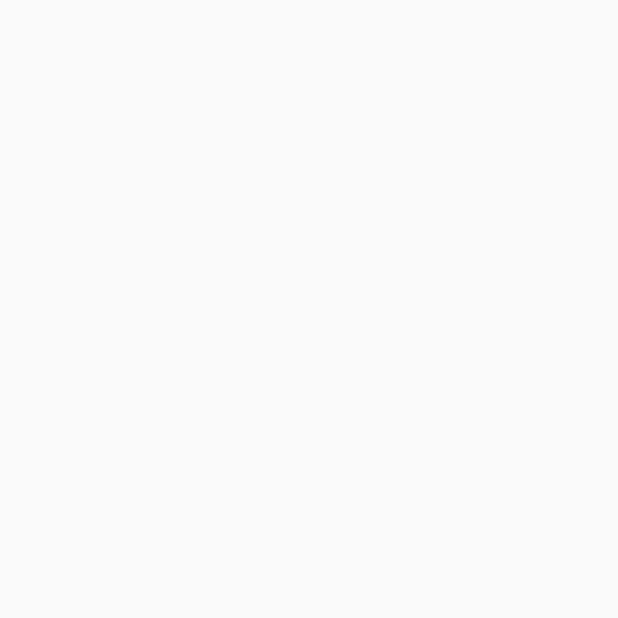
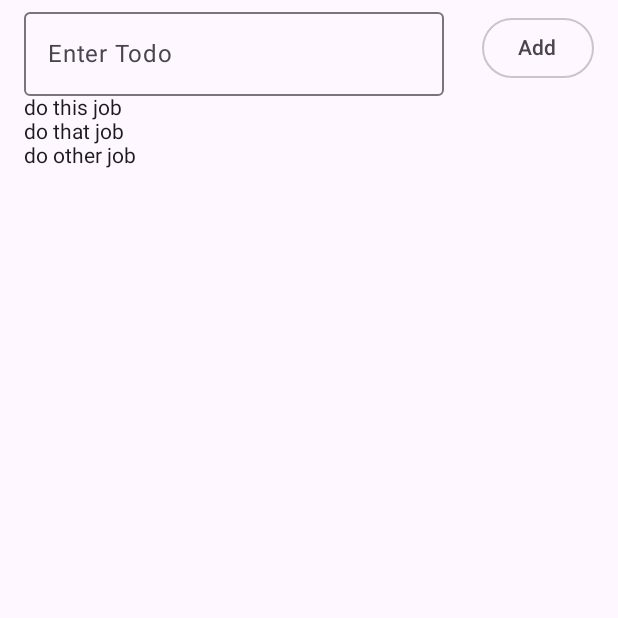
Before and after one commit to HamidrezaTorkamaneh/note-app-kotlin, an Android app built with Jetpack Compose: the screen it shows after launch (MainActivity), on a phone screen of 412 x 824 dp, the top half of it. Before the commit the part shown is empty. Run offline under Robolectric (Android 15) with nearby library versions, the phone set to English and light mode, and no system bars.

Commit message:
set ui and add item of list

```diff
--- a/app/src/main/java/com/example/noteproject/MainActivity.kt
+++ b/app/src/main/java/com/example/noteproject/MainActivity.kt
@@ -4,13 +4,29 @@ import android.os.Bundle
 import androidx.activity.ComponentActivity
 import androidx.activity.compose.setContent
 import androidx.activity.enableEdgeToEdge
+import androidx.compose.foundation.layout.Arrangement
+import androidx.compose.foundation.layout.Column
+import androidx.compose.foundation.layout.Row
 import androidx.compose.foundation.layout.fillMaxSize
+import androidx.compose.foundation.layout.fillMaxWidth
 import androidx.compose.foundation.layout.padding
+import androidx.compose.foundation.lazy.LazyColumn
+import androidx.compose.foundation.magnifier
+import androidx.compose.material3.OutlinedButton
+import androidx.compose.material3.OutlinedTextField
 import androidx.compose.material3.Scaffold
 import androidx.compose.material3.Text
 import androidx.compose.runtime.Composable
+import androidx.compose.runtime.getValue
+import androidx.compose.runtime.mutableStateListOf
+import androidx.compose.runtime.mutableStateOf
+import androidx.compose.runtime.remember
+import androidx.compose.runtime.setValue
+import androidx.compose.ui.Alignment
 import androidx.compose.ui.Modifier
 import androidx.compose.ui.tooling.preview.Preview
+import androidx.compose.ui.unit.dp
+import androidx.compose.ui.unit.sp
 import com.example.noteproject.ui.theme.NoteprojectTheme
 
 class MainActivity : ComponentActivity() {
@@ -19,6 +35,52 @@ class MainActivity : ComponentActivity() {
         enableEdgeToEdge()
         setContent {
 
+               Scaffold (modifier = Modifier.fillMaxSize()) { innerPadding ->
+                   MainScreen(modifier = Modifier.padding(innerPadding))
+               }
+
+
         }
     }
 }
+
+
+@Preview
+@Composable
+fun MainScreen(modifier: Modifier = Modifier) {
+    var itemList = remember {
+        mutableStateListOf("do this job", "do that job", "do other job")
+    }
+    var todoName by remember { mutableStateOf("") }
+    Column(modifier= modifier.fillMaxSize()) {
+        Row(
+            modifier = modifier.fillMaxWidth().padding(horizontal = 16.dp),
+            horizontalArrangement = Arrangement.SpaceBetween,
+            verticalAlignment = Alignment.CenterVertically
+        ) {
+            OutlinedTextField(
+                value = todoName,
+                onValueChange = { todoName = it },
+                label = { Text("Enter Todo") },
+                placeholder = { Text("job...") },
+                singleLine = true,
+            )
+            OutlinedButton(onClick = {
+                if (todoName.isEmpty()){
+                    return@OutlinedButton
+                }
+                itemList.add(todoName)
+                todoName = ""
+            }) {
+                Text("Add")
+            }
+
+
+        }
+        LazyColumn(modifier = modifier.padding(horizontal = 16.dp)) {
+            items(count = itemList.size){
+                index -> Text(itemList[index])
+            }
+        }
+    }
+}
```
